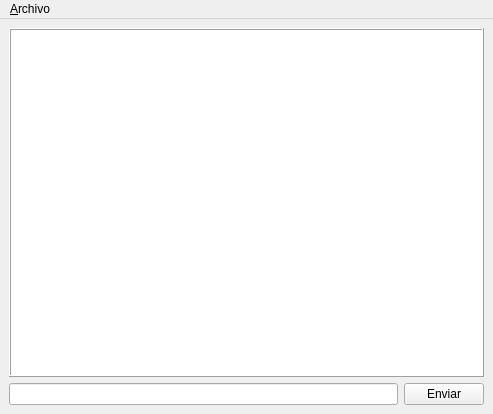
First picture: the form in principal.ui, repository ValenciaMarcosValerino/SISTEMAS-DISTRIBUIDOS, before the edit.
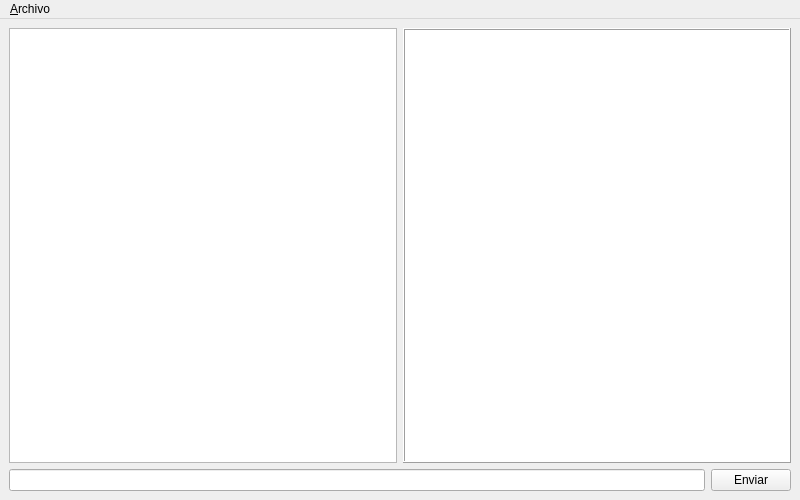
Second picture: the form after the edit.

Diff of the .ui file:
```diff
--- a/principal.ui
+++ b/principal.ui
@@ -6,16 +6,21 @@
    <rect>
     <x>0</x>
     <y>0</y>
-    <width>493</width>
-    <height>414</height>
+    <width>800</width>
+    <height>500</height>
    </rect>
   </property>
   <property name="windowTitle">
    <string>Messenger</string>
   </property>
   <widget class="QWidget" name="centralwidget">
-   <layout class="QGridLayout" name="gridLayout">
-    <item row="0" column="0" colspan="2">
+   <layout class="QVBoxLayout" name="verticalLayout">
+    <item>
+     <layout class="QHBoxLayout" name="horizontalLayout">
+      <item>
+       <widget class="QListWidget" name="listWidget"/>
+      </item>
+      <item>
      <widget class="QPlainTextEdit" name="txtMsgs">
       <property name="enabled">
        <bool>true</bool>
@@ -31,14 +36,24 @@
       </property>
      </widget>
     </item>
-    <item row="1" column="0">
+     </layout>
+    </item>
+    <item>
+     <layout class="QHBoxLayout" name="horizontalLayout_2">
+      <item>
      <widget class="QLineEdit" name="txtSend">
+        <property name="enabled">
+         <bool>true</bool>
+        </property>
       <property name="maxLength">
        <number>1023</number>
       </property>
-     </widget>
-    </item>
-    <item row="1" column="1">
+        <property name="placeholderText">
+         <string extracomment="Escribe tu mesaje aqui"/>
+        </property>
+       </widget>
+      </item>
+      <item>
      <widget class="QPushButton" name="btnSend">
       <property name="text">
        <string>Enviar</string>
@@ -46,14 +61,16 @@
      </widget>
     </item>
    </layout>
+    </item>
+   </layout>
   </widget>
   <widget class="QMenuBar" name="menubar">
    <property name="geometry">
     <rect>
      <x>0</x>
      <y>0</y>
-     <width>493</width>
-     <height>21</height>
+     <width>800</width>
+     <height>33</height>
     </rect>
    </property>
    <widget class="QMenu" name="menuArchivo">
```
Left out of the diff: 4 changed lines with no effect on the pictures. Lines whose indentation alone changed are shown as unchanged.
